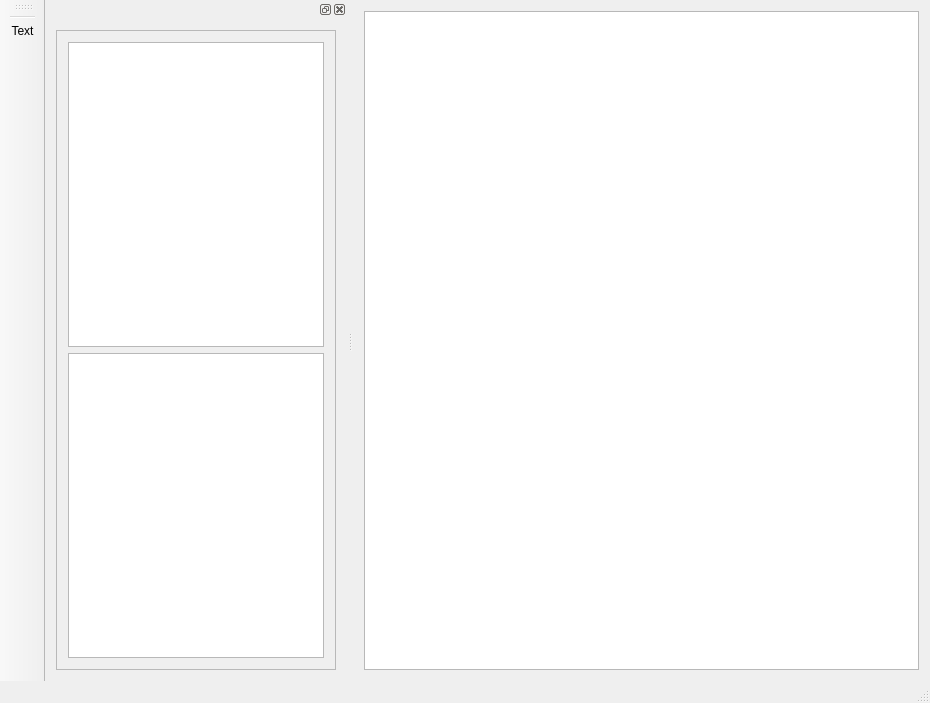
Old version of the form mainwindow.ui in the repository ArashMassoudieh/Aquifolium_GUI.
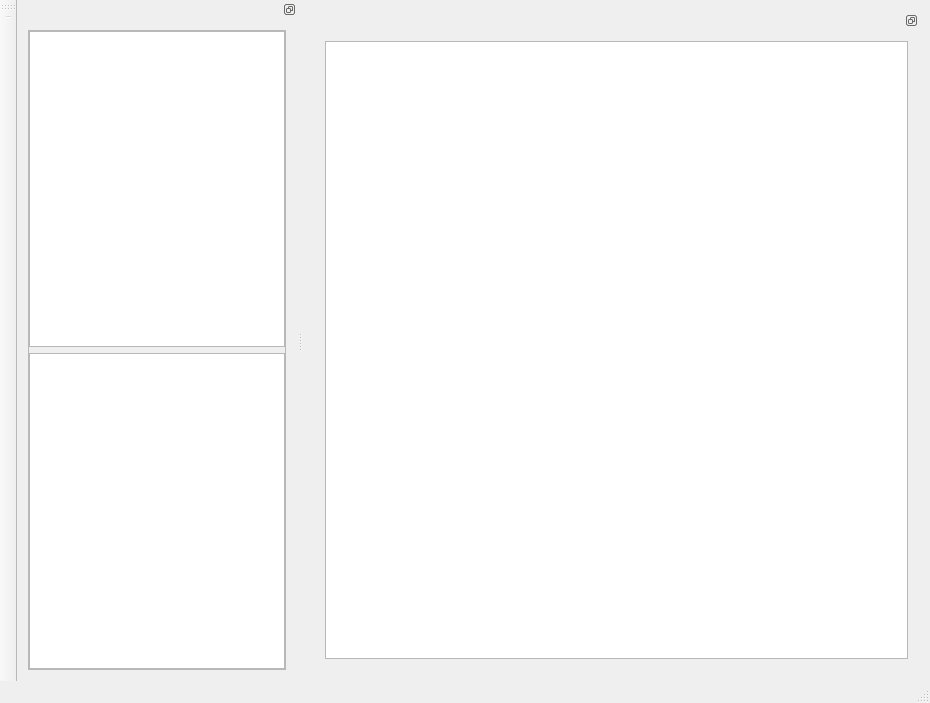
New version of the form. Icons and pictures are not drawn.

What changed in the file:
```diff
--- a/mainwindow.ui
+++ b/mainwindow.ui
@@ -14,15 +14,25 @@
    <string>MainWindow</string>
   </property>
   <widget class="QWidget" name="centralWidget">
-   <layout class="QGridLayout" name="gridLayout">
-    <item row="0" column="0">
-     <widget class="QGraphicsView" name="graphicsView">
+   <layout class="QHBoxLayout" name="horizontalLayout">
+    <item>
+     <widget class="QDockWidget" name="dockWidget_GW">
       <property name="sizePolicy">
-       <sizepolicy hsizetype="MinimumExpanding" vsizetype="Expanding">
-        <horstretch>70</horstretch>
+       <sizepolicy hsizetype="Expanding" vsizetype="Expanding">
+        <horstretch>0</horstretch>
         <verstretch>0</verstretch>
        </sizepolicy>
       </property>
+      <property name="features">
+       <set>QDockWidget::DockWidgetFloatable|QDockWidget::DockWidgetMovable</set>
+      </property>
+      <widget class="QWidget" name="dockWidgetContents_4">
+       <layout class="QVBoxLayout" name="verticalLayout_3">
+        <item>
+         <widget class="QGraphicsView" name="graphicsView_2"/>
+        </item>
+       </layout>
+      </widget>
      </widget>
     </item>
    </layout>
@@ -45,10 +55,12 @@
     <bool>false</bool>
    </attribute>
    <addaction name="separator"/>
-   <addaction name="actionTest"/>
   </widget>
   <widget class="QStatusBar" name="statusBar"/>
-  <widget class="QDockWidget" name="dockWidget_2">
+  <widget class="QDockWidget" name="dockWidget_props">
+   <property name="features">
+    <set>QDockWidget::DockWidgetFloatable|QDockWidget::DockWidgetMovable</set>
+   </property>
    <attribute name="dockWidgetArea">
     <number>1</number>
    </attribute>
@@ -75,6 +87,18 @@
         <enum>QFrame::Raised</enum>
        </property>
        <layout class="QVBoxLayout" name="verticalLayout">
+        <property name="leftMargin">
+         <number>0</number>
+        </property>
+        <property name="topMargin">
+         <number>0</number>
+        </property>
+        <property name="rightMargin">
+         <number>0</number>
+        </property>
+        <property name="bottomMargin">
+         <number>0</number>
+        </property>
         <item>
          <widget class="QTreeView" name="treeView"/>
         </item>
```
